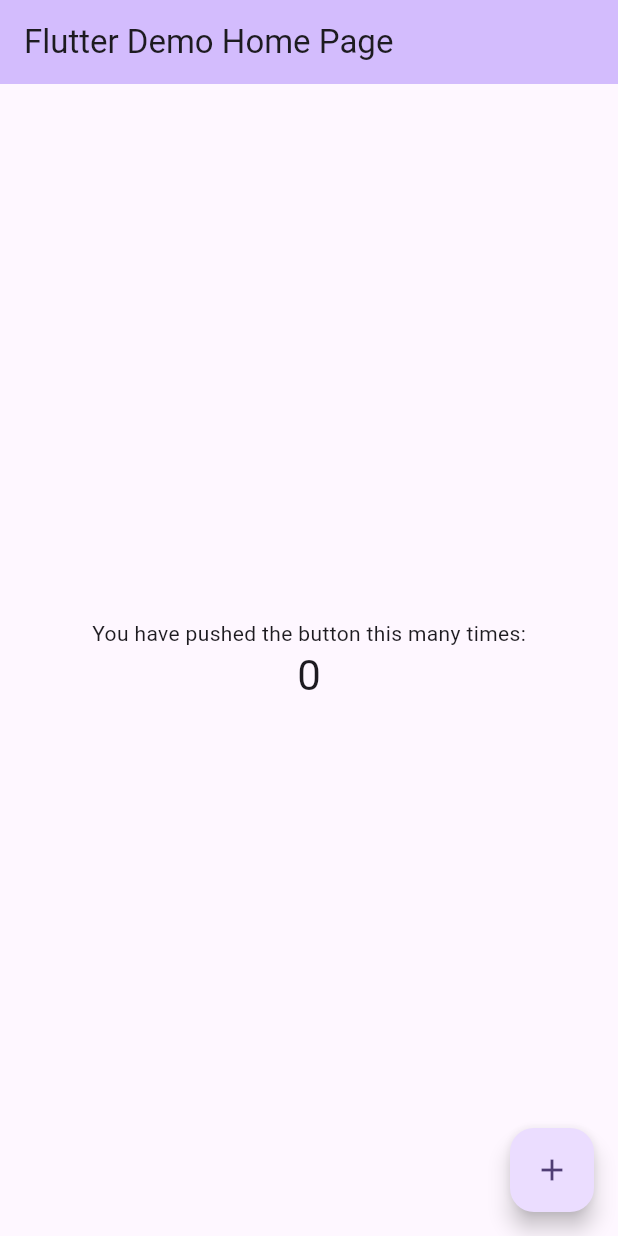
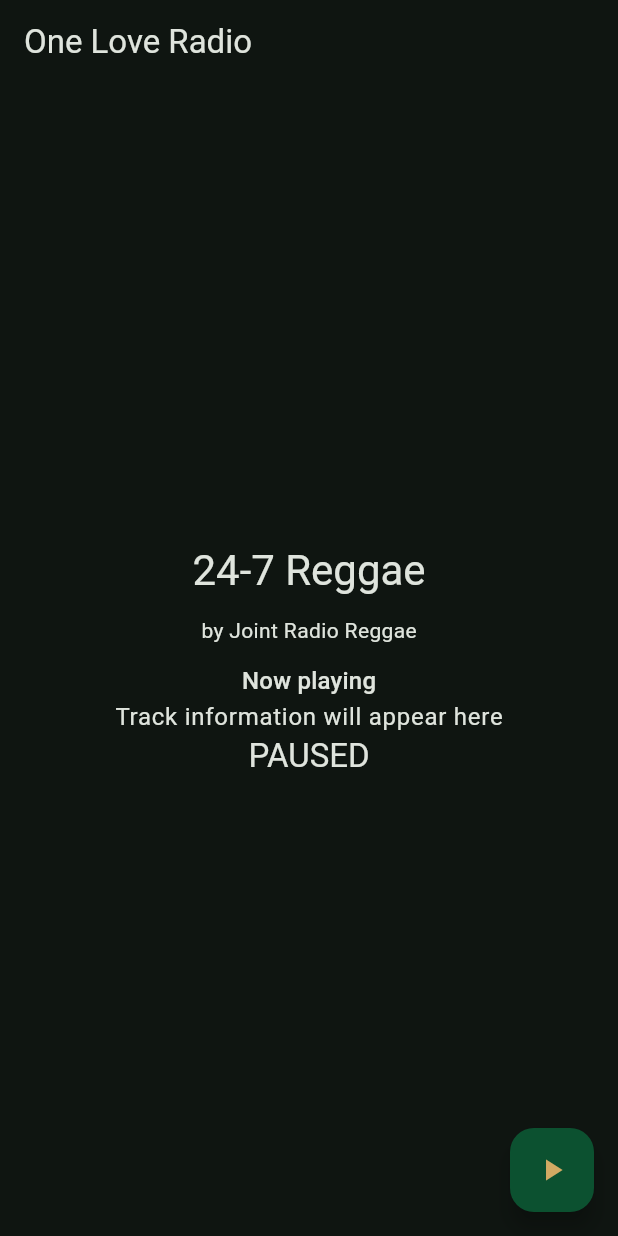
Before and after one commit to cloudxdam/24-7-reggae-app, a Flutter app: the screen it shows after launch, on a phone screen of 412 x 824 dp. Run offline on Flutter 3.47's test engine with Material 3 defaults, Android fonts, the phone set to English and light mode, and no system bars; our stand-ins replace material_ui.

Commit message:
feat: scaffold radio player screen

```diff
--- a/lib/main.dart
+++ b/lib/main.dart
@@ -11,7 +11,7 @@ class MyApp extends StatelessWidget {
   @override
   Widget build(BuildContext context) {
     return MaterialApp(
-      title: 'Flutter Demo',
+      title: 'One Love Radio',
       theme: ThemeData(
         // This is the theme of your application.
         //
@@ -28,9 +28,12 @@ class MyApp extends StatelessWidget {
         //
         // This works for code too, not just values: Most code changes can be
         // tested with just a hot reload.
-        colorScheme: .fromSeed(seedColor: Colors.deepPurple),
+        colorScheme: .fromSeed(
+          seedColor: Color(0xFF718C78),
+          brightness: Brightness.dark,
+        ),
       ),
-      home: const MyHomePage(title: 'Flutter Demo Home Page'),
+      home: const MyHomePage(title: 'One Love Radio'),
     );
   }
 }
@@ -54,16 +57,16 @@ class MyHomePage extends StatefulWidget {
 }
 
 class _MyHomePageState extends State<MyHomePage> {
-  int _counter = 0;
+  bool _isPlaying = false;
 
-  void _incrementCounter() {
+  void _playPause() {
     setState(() {
       // This call to setState tells the Flutter framework that something has
       // changed in this State, which causes it to rerun the build method below
       // so that the display can reflect the updated values. If we changed
       // _counter without calling setState(), then the build method would not be
       // called again, and so nothing would appear to happen.
-      _counter++;
+      _isPlaying = !_isPlaying;
     });
   }
 
@@ -80,7 +83,6 @@ class _MyHomePageState extends State<MyHomePage> {
         // TRY THIS: Try changing the color here to a specific color (to
         // Colors.amber, perhaps?) and trigger a hot reload to see the AppBar
         // change color while the other colors stay the same.
-        backgroundColor: Theme.of(context).colorScheme.inversePrimary,
         // Here we take the value from the MyHomePage object that was created by
         // the App.build method, and use it to set our appbar title.
         title: Text(widget.title),
@@ -104,18 +106,30 @@ class _MyHomePageState extends State<MyHomePage> {
           // wireframe for each widget.
           mainAxisAlignment: .center,
           children: [
-            const Text('You have pushed the button this many times:'),
             Text(
-              '$_counter',
+              '24-7 Reggae',
               style: Theme.of(context).textTheme.headlineMedium,
+            ),
+            const SizedBox(height: 12),
+            const Text('by Joint Radio Reggae'),
+            const SizedBox(height: 12),
+            Text('Now playing', style: Theme.of(context).textTheme.titleMedium),
+            Text(
+              'Track information will appear here',
+              style: Theme.of(context).textTheme.bodyLarge,
+            ),
+            Text(
+              _isPlaying ? 'LIVE' : 'PAUSED',
+              style: Theme.of(context).textTheme.titleLarge,
             ),
           ],
         ),
       ),
       floatingActionButton: FloatingActionButton(
-        onPressed: _incrementCounter,
-        tooltip: 'Increment',
-        child: const Icon(Icons.add),
+        onPressed: _playPause,
+        tooltip: _isPlaying ? 'pause' : 'play',
+        foregroundColor: Color(0xFFD2AA63),
+        child: Icon(_isPlaying ? Icons.pause : Icons.play_arrow),
       ),
     );
   }
```
Also changed, not shown: 1 other file.
